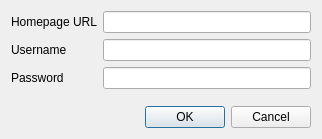
The window that sugarconfigdialog.ui (KDE/akonadi-sugarcrm) describes before a commit, drawn with Qt 5.
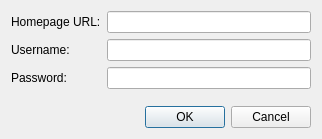
The same window after the commit.

Commit message: i18n: fix style in dialog labels

```diff
--- a/sugarconfigdialog.ui
+++ b/sugarconfigdialog.ui
@@ -19,7 +19,7 @@
      <item row="0" column="0">
       <widget class="QLabel" name="label">
        <property name="text">
-        <string>Homepage URL</string>
+        <string>Homepage URL:</string>
        </property>
       </widget>
      </item>
@@ -29,7 +29,7 @@
      <item row="1" column="0">
       <widget class="QLabel" name="label_2">
        <property name="text">
-        <string>Username</string>
+        <string>Username:</string>
        </property>
       </widget>
      </item>
@@ -39,7 +39,7 @@
      <item row="2" column="0">
       <widget class="QLabel" name="label_3">
        <property name="text">
-        <string>Password</string>
+        <string>Password:</string>
        </property>
       </widget>
      </item>
```
